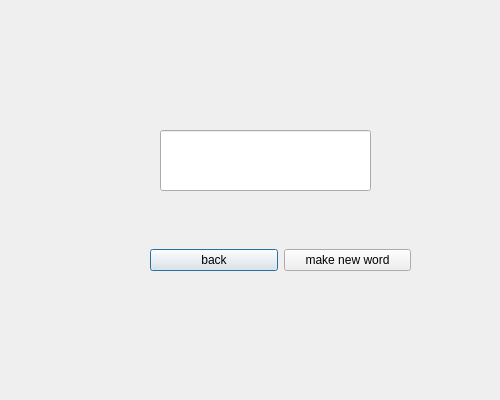
Nihileon/word-elimination, file client/src/ui/buildworddialog_ui.ui: the form before one commit.
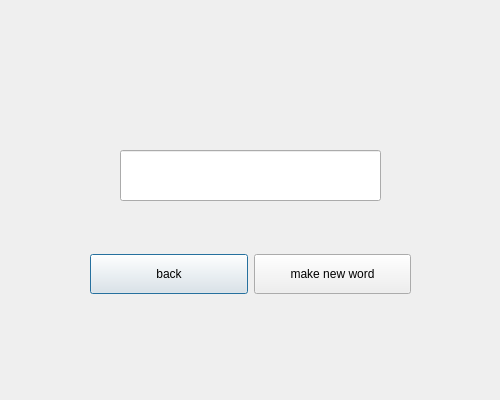
The form after the commit. Custom widgets are drawn as their Qt base class.

Diff of the .ui file:
```diff
--- a/client/src/ui/buildworddialog_ui.ui
+++ b/client/src/ui/buildworddialog_ui.ui
@@ -19,25 +19,31 @@
   <widget class="QtMaterialTextField" name="newWordLineEdit">
    <property name="geometry">
     <rect>
-     <x>160</x>
-     <y>130</y>
-     <width>211</width>
-     <height>61</height>
+     <x>120</x>
+     <y>150</y>
+     <width>261</width>
+     <height>51</height>
     </rect>
    </property>
   </widget>
   <widget class="QWidget" name="horizontalLayoutWidget">
    <property name="geometry">
     <rect>
-     <x>150</x>
-     <y>220</y>
-     <width>261</width>
-     <height>80</height>
+     <x>90</x>
+     <y>229</y>
+     <width>321</width>
+     <height>91</height>
     </rect>
    </property>
    <layout class="QHBoxLayout" name="horizontalLayout">
     <item>
      <widget class="QtMaterialRaisedButton" name="backPushButton">
+      <property name="minimumSize">
+       <size>
+        <width>40</width>
+        <height>40</height>
+       </size>
+      </property>
       <property name="text">
        <string>back</string>
       </property>
@@ -45,6 +51,12 @@
     </item>
     <item>
      <widget class="QtMaterialRaisedButton" name="confirmPushBotton">
+      <property name="minimumSize">
+       <size>
+        <width>0</width>
+        <height>40</height>
+       </size>
+      </property>
       <property name="text">
        <string>make new word</string>
       </property>
@@ -54,16 +66,16 @@
   </widget>
  </widget>
  <customwidgets>
-  <customwidget>
-   <class>QtMaterialTextField</class>
-   <extends>QLineEdit</extends>
-   <header location="global">qtmaterialtextfield.h</header>
-  </customwidget>
   <customwidget>
    <class>QtMaterialRaisedButton</class>
    <extends>QPushButton</extends>
    <header location="global">qtmaterialraisedbutton.h</header>
   </customwidget>
+  <customwidget>
+   <class>QtMaterialTextField</class>
+   <extends>QLineEdit</extends>
+   <header location="global">qtmaterialtextfield.h</header>
+  </customwidget>
  </customwidgets>
  <resources/>
  <connections/>
```
